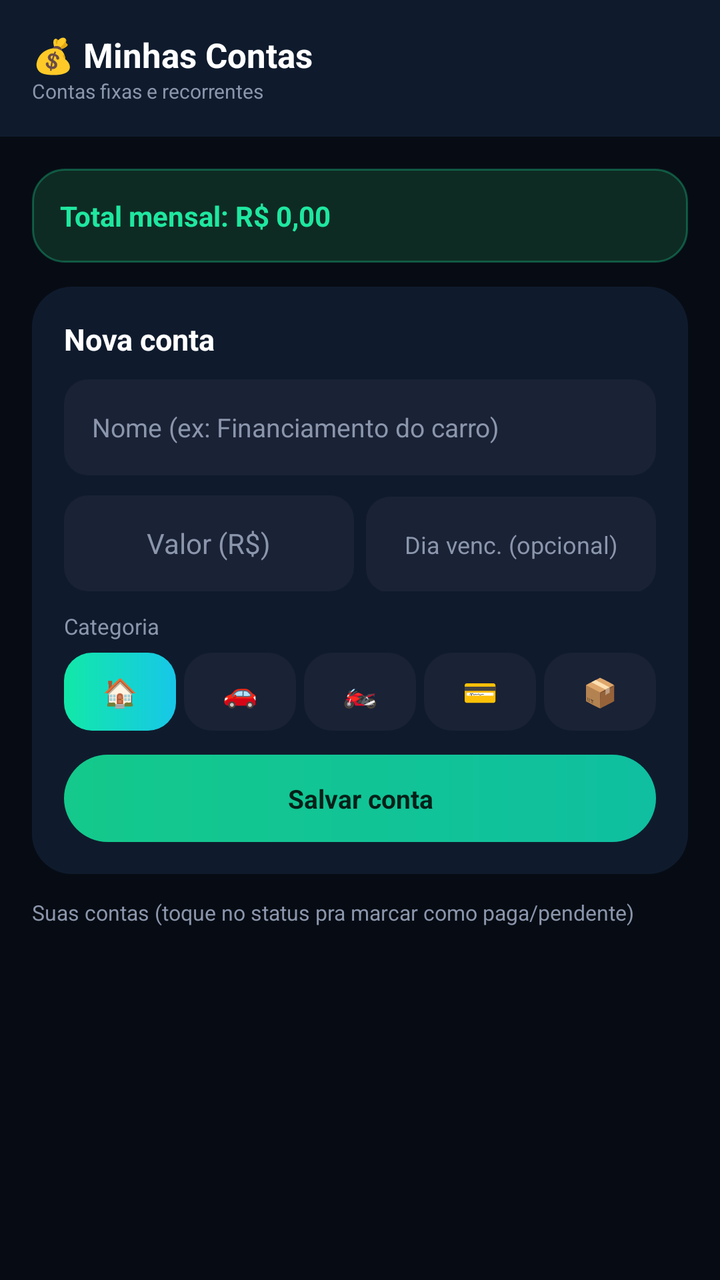
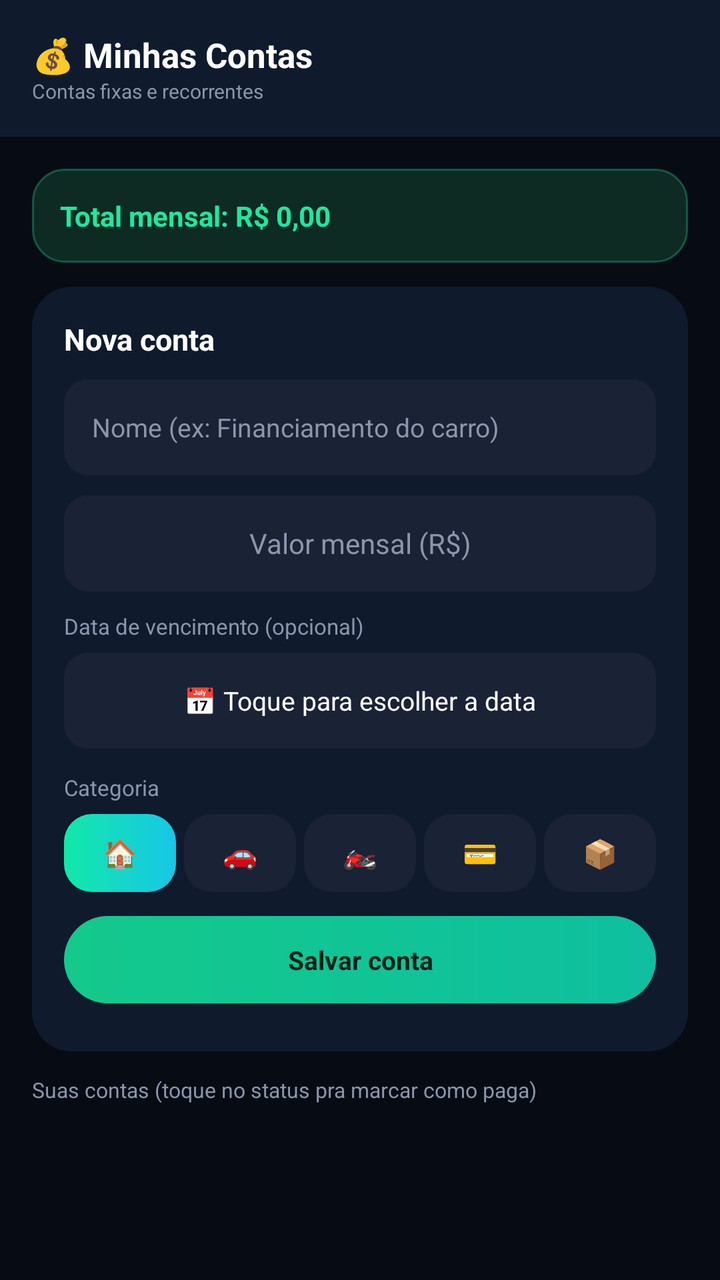

Compare the two renders of this Android layout. The source of the first and the diff that turns it into the second are given below.
<!-- AndroidManifest.xml: application theme Theme.MaterialComponents.DayNight.NoActionBar -->
<!-- res/layout/activity_contas.xml -->
<?xml version="1.0" encoding="utf-8"?>
<ScrollView xmlns:android="http://schemas.android.com/apk/res/android"
    android:layout_width="match_parent"
    android:layout_height="match_parent"
    android:background="#070C14">

    <LinearLayout
        android:layout_width="match_parent"
        android:layout_height="wrap_content"
        android:orientation="vertical">

        <LinearLayout
            android:layout_width="match_parent"
            android:layout_height="wrap_content"
            android:orientation="vertical"
            android:background="#0F1B2D"
            android:padding="16dp"
            android:paddingBottom="18dp">

            <TextView
                android:layout_width="wrap_content"
                android:layout_height="wrap_content"
                android:text="💰 Minhas Contas"
                android:textColor="#FFFFFF"
                android:textSize="17sp"
                android:textStyle="bold" />

            <TextView
                android:layout_width="wrap_content"
                android:layout_height="wrap_content"
                android:text="Contas fixas e recorrentes"
                android:textColor="#8B96AC"
                android:textSize="10sp" />
        </LinearLayout>

        <LinearLayout
            android:layout_width="match_parent"
            android:layout_height="wrap_content"
            android:orientation="vertical"
            android:padding="16dp">

            <LinearLayout
                android:layout_width="match_parent"
                android:layout_height="wrap_content"
                android:orientation="vertical"
                android:background="@drawable/bg_tint_green"
                android:padding="14dp"
                android:layout_marginBottom="12dp">

                <TextView
                    android:id="@+id/txtTotalContas"
                    android:layout_width="wrap_content"
                    android:layout_height="wrap_content"
                    android:text="Total mensal: R$ 0,00"
                    android:textColor="#1FE7A0"
                    android:textSize="14sp"
                    android:textStyle="bold" />
            </LinearLayout>

            <LinearLayout
                android:layout_width="match_parent"
                android:layout_height="wrap_content"
                android:orientation="vertical"
                android:background="@drawable/bg_card_dark"
                android:padding="16dp"
                android:layout_marginBottom="12dp">

                <TextView
                    android:layout_width="wrap_content"
                    android:layout_height="wrap_content"
                    android:text="Nova conta"
                    android:textColor="#FFFFFF"
                    android:textSize="15sp"
                    android:textStyle="bold"
                    android:layout_marginBottom="10dp" />

                <EditText
                    android:id="@+id/edtNomeConta"
                    android:layout_width="match_parent"
                    android:layout_height="48dp"
                    android:background="@drawable/bg_input_verde"
                    android:paddingStart="14dp"
                    android:paddingEnd="14dp"
                    android:gravity="center_vertical"
                    android:textColor="#FFFFFF"
                    android:textColorHint="#8B96AC"
                    android:hint="Nome (ex: Financiamento do carro)"
                    android:textSize="13sp"
                    android:layout_marginBottom="10dp" />

                <LinearLayout
                    android:layout_width="match_parent"
                    android:layout_height="wrap_content"
                    android:orientation="horizontal"
                    android:layout_marginBottom="10dp">

                    <EditText
                        android:id="@+id/edtValorConta"
                        android:layout_width="0dp"
                        android:layout_height="48dp"
                        android:layout_weight="1"
                        android:layout_marginEnd="6dp"
                        android:background="@drawable/bg_input_verde"
                        android:gravity="center"
                        android:textColor="#FFFFFF"
                        android:textColorHint="#8B96AC"
                        android:hint="Valor (R$)"
                        android:textSize="14sp"
                        android:inputType="numberDecimal" />

                    <EditText
                        android:id="@+id/edtDiaVencimento"
                        android:layout_width="0dp"
                        android:layout_height="48dp"
                        android:layout_weight="1"
                        android:background="@drawable/bg_input_verde"
                        android:gravity="center"
                        android:textColor="#FFFFFF"
                        android:textColorHint="#8B96AC"
                        android:hint="Dia venc. (opcional)"
                        android:textSize="12sp"
                        android:inputType="number" />
                </LinearLayout>

                <TextView
                    android:layout_width="wrap_content"
                    android:layout_height="wrap_content"
                    android:text="Categoria"
                    android:textColor="#8B96AC"
                    android:textSize="11sp"
                    android:layout_marginBottom="6dp" />

                <LinearLayout
                    android:layout_width="match_parent"
                    android:layout_height="wrap_content"
                    android:orientation="horizontal"
                    android:layout_marginBottom="12dp">

                    <TextView
                        android:id="@+id/chipCasa"
                        android:layout_width="0dp"
                        android:layout_height="wrap_content"
                        android:layout_weight="1"
                        android:layout_marginEnd="4dp"
                        android:background="@drawable/bg_chip_selected"
                        android:gravity="center"
                        android:padding="10dp"
                        android:text="🏠"
                        android:textColor="#08131A"
                        android:textSize="14sp"
                        android:clickable="true"
                        android:focusable="true" />

                    <TextView
                        android:id="@+id/chipCarro"
                        android:layout_width="0dp"
                        android:layout_height="wrap_content"
                        android:layout_weight="1"
                        android:layout_marginEnd="4dp"
                        android:background="@drawable/bg_chip_unselected"
                        android:gravity="center"
                        android:padding="10dp"
                        android:text="🚗"
                        android:textColor="#8B96AC"
                        android:textSize="14sp"
                        android:clickable="true"
                        android:focusable="true" />

                    <TextView
                        android:id="@+id/chipMoto"
                        android:layout_width="0dp"
                        android:layout_height="wrap_content"
                        android:layout_weight="1"
                        android:layout_marginEnd="4dp"
                        android:background="@drawable/bg_chip_unselected"
                        android:gravity="center"
                        android:padding="10dp"
                        android:text="🏍️"
                        android:textColor="#8B96AC"
                        android:textSize="14sp"
                        android:clickable="true"
                        android:focusable="true" />

                    <TextView
                        android:id="@+id/chipCartao"
                        android:layout_width="0dp"
                        android:layout_height="wrap_content"
                        android:layout_weight="1"
                        android:layout_marginEnd="4dp"
                        android:background="@drawable/bg_chip_unselected"
                        android:gravity="center"
                        android:padding="10dp"
                        android:text="💳"
                        android:textColor="#8B96AC"
                        android:textSize="14sp"
                        android:clickable="true"
                        android:focusable="true" />

                    <TextView
                        android:id="@+id/chipOutro"
                        android:layout_width="0dp"
                        android:layout_height="wrap_content"
                        android:layout_weight="1"
                        android:background="@drawable/bg_chip_unselected"
                        android:gravity="center"
                        android:padding="10dp"
                        android:text="📦"
                        android:textColor="#8B96AC"
                        android:textSize="14sp"
                        android:clickable="true"
                        android:focusable="true" />
                </LinearLayout>

                <TextView
                    android:id="@+id/btnSalvarConta"
                    android:layout_width="match_parent"
                    android:layout_height="wrap_content"
                    android:background="@drawable/bg_cta_start"
                    android:padding="13dp"
                    android:gravity="center"
                    android:text="Salvar conta"
                    android:textColor="#052018"
                    android:textSize="13sp"
                    android:textStyle="bold"
                    android:clickable="true"
                    android:focusable="true" />
            </LinearLayout>

            <TextView
                android:layout_width="wrap_content"
                android:layout_height="wrap_content"
                android:text="Suas contas (toque no status pra marcar como paga/pendente)"
                android:textColor="#8B96AC"
                android:textSize="10.5sp"
                android:layout_marginBottom="8dp" />

            <LinearLayout
                android:id="@+id/containerContas"
                android:layout_width="match_parent"
                android:layout_height="wrap_content"
                android:orientation="vertical" />

        </LinearLayout>
    </LinearLayout>
</ScrollView>
<!-- resources referenced by this layout -->
<resources>
  <!-- drawable bg_card_dark (drawable) -->
  <?xml version="1.0" encoding="utf-8"?>
  <shape xmlns:android="http://schemas.android.com/apk/res/android" android:shape="rectangle">
      <solid android:color="#0F1B2D" />
      <corners android:radius="20dp" />
  </shape>
  <!-- drawable bg_chip_selected (drawable) -->
  <?xml version="1.0" encoding="utf-8"?>
  <shape xmlns:android="http://schemas.android.com/apk/res/android" android:shape="rectangle">
      <gradient
          android:angle="0"
          android:startColor="#12E8A8"
          android:endColor="#17C7E8" />
      <corners android:radius="14dp" />
  </shape>
  <!-- drawable bg_chip_unselected (drawable) -->
  <?xml version="1.0" encoding="utf-8"?>
  <shape xmlns:android="http://schemas.android.com/apk/res/android" android:shape="rectangle">
      <solid android:color="#1A2236" />
      <corners android:radius="14dp" />
  </shape>
  <!-- drawable bg_cta_start (drawable) -->
  <?xml version="1.0" encoding="utf-8"?>
  <shape xmlns:android="http://schemas.android.com/apk/res/android" android:shape="rectangle">
      <gradient
          android:angle="0"
          android:startColor="#14C98B"
          android:endColor="#0FBFA0" />
      <corners android:radius="30dp" />
  </shape>
  <!-- drawable bg_input_verde (drawable) -->
  <?xml version="1.0" encoding="utf-8"?>
  <shape xmlns:android="http://schemas.android.com/apk/res/android" android:shape="rectangle">
      <solid android:color="#1A2236" />
      <corners android:radius="12dp" />
  </shape>
  <!-- drawable bg_tint_green (drawable) -->
  <?xml version="1.0" encoding="utf-8"?>
  <shape xmlns:android="http://schemas.android.com/apk/res/android" android:shape="rectangle">
      <solid android:color="#0E2B23" />
      <stroke android:width="1dp" android:color="#4D1FE7A0" />
      <corners android:radius="16dp" />
  </shape>
</resources>

<!-- the commit's change to res/layout/activity_contas.xml (unified diff, before → after) -->
@@ -66,6 +66,7 @@
                 android:layout_marginBottom="12dp">
 
                 <TextView
+                    android:id="@+id/txtTituloFormConta"
                     android:layout_width="wrap_content"
                     android:layout_height="wrap_content"
                     android:text="Nova conta"
@@ -88,39 +89,39 @@
                     android:textSize="13sp"
                     android:layout_marginBottom="10dp" />
 
-                <LinearLayout
-                    android:layout_width="match_parent"
-                    android:layout_height="wrap_content"
-                    android:orientation="horizontal"
-                    android:layout_marginBottom="10dp">
-
-                    <EditText
-                        android:id="@+id/edtValorConta"
-                        android:layout_width="0dp"
-                        android:layout_height="48dp"
-                        android:layout_weight="1"
-                        android:layout_marginEnd="6dp"
-                        android:background="@drawable/bg_input_verde"
-                        android:gravity="center"
-                        android:textColor="#FFFFFF"
-                        android:textColorHint="#8B96AC"
-                        android:hint="Valor (R$)"
-                        android:textSize="14sp"
-                        android:inputType="numberDecimal" />
-
-                    <EditText
-                        android:id="@+id/edtDiaVencimento"
-                        android:layout_width="0dp"
-                        android:layout_height="48dp"
-                        android:layout_weight="1"
-                        android:background="@drawable/bg_input_verde"
-                        android:gravity="center"
-                        android:textColor="#FFFFFF"
-                        android:textColorHint="#8B96AC"
-                        android:hint="Dia venc. (opcional)"
-                        android:textSize="12sp"
-                        android:inputType="number" />
-                </LinearLayout>
+                <EditText
+                    android:id="@+id/edtValorConta"
+                    android:layout_width="match_parent"
+                    android:layout_height="48dp"
+                    android:background="@drawable/bg_input_verde"
+                    android:gravity="center"
+                    android:textColor="#FFFFFF"
+                    android:textColorHint="#8B96AC"
+                    android:hint="Valor mensal (R$)"
+                    android:textSize="14sp"
+                    android:inputType="numberDecimal"
+                    android:layout_marginBottom="10dp" />
+
+                <TextView
+                    android:layout_width="wrap_content"
+                    android:layout_height="wrap_content"
+                    android:text="Data de vencimento (opcional)"
+                    android:textColor="#8B96AC"
+                    android:textSize="11sp"
+                    android:layout_marginBottom="6dp" />
+
+                <TextView
+                    android:id="@+id/btnEscolherDataConta"
+                    android:layout_width="match_parent"
+                    android:layout_height="48dp"
+                    android:background="@drawable/bg_input_verde"
+                    android:gravity="center"
+                    android:textColor="#FFFFFF"
+                    android:text="📅 Toque para escolher a data"
+                    android:textSize="13sp"
+                    android:layout_marginBottom="12dp"
+                    android:clickable="true"
+                    android:focusable="true" />
 
                 <TextView
                     android:layout_width="wrap_content"
@@ -222,6 +223,19 @@
                     android:textColor="#052018"
                     android:textSize="13sp"
                     android:textStyle="bold"
+                    android:layout_marginBottom="8dp"
+                    android:clickable="true"
+                    android:focusable="true" />
+
+                <TextView
+                    android:id="@+id/btnCancelarEdicaoConta"
+                    android:layout_width="match_parent"
+                    android:layout_height="wrap_content"
+                    android:gravity="center"
+                    android:text="✕ Cancelar edição"
+                    android:textColor="#8B96AC"
+                    android:textSize="12sp"
+                    android:visibility="gone"
                     android:clickable="true"
                     android:focusable="true" />
             </LinearLayout>
@@ -229,7 +243,7 @@
             <TextView
                 android:layout_width="wrap_content"
                 android:layout_height="wrap_content"
-                android:text="Suas contas (toque no status pra marcar como paga/pendente)"
+                android:text="Suas contas (toque no status pra marcar como paga)"
                 android:textColor="#8B96AC"
                 android:textSize="10.5sp"
                 android:layout_marginBottom="8dp" />
